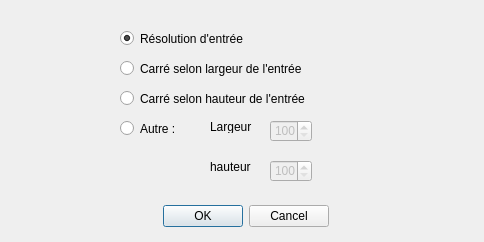
The window that getsize.ui (havetc/OpenFish) describes before a commit, drawn with Qt 5.
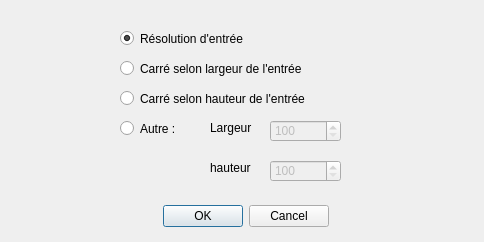
The same window after the commit.

```diff
--- a/getsize.ui
+++ b/getsize.ui
@@ -61,7 +61,7 @@
     <rect>
      <x>270</x>
      <y>120</y>
-     <width>42</width>
+     <width>71</width>
      <height>22</height>
     </rect>
    </property>
@@ -89,7 +89,7 @@
     <rect>
      <x>270</x>
      <y>160</y>
-     <width>42</width>
+     <width>71</width>
      <height>22</height>
     </rect>
    </property>
@@ -108,8 +108,8 @@
     <rect>
      <x>210</x>
      <y>120</y>
-     <width>47</width>
-     <height>13</height>
+     <width>61</width>
+     <height>16</height>
     </rect>
    </property>
    <property name="text">
@@ -121,8 +121,8 @@
     <rect>
      <x>210</x>
      <y>160</y>
-     <width>47</width>
-     <height>13</height>
+     <width>61</width>
+     <height>16</height>
     </rect>
    </property>
    <property name="text">
@@ -134,7 +134,7 @@
     <rect>
      <x>120</x>
      <y>30</y>
-     <width>151</width>
+     <width>201</width>
      <height>17</height>
     </rect>
    </property>
@@ -153,7 +153,7 @@
     <rect>
      <x>120</x>
      <y>60</y>
-     <width>201</width>
+     <width>251</width>
      <height>17</height>
     </rect>
    </property>
@@ -169,7 +169,7 @@
     <rect>
      <x>120</x>
      <y>90</y>
-     <width>191</width>
+     <width>271</width>
      <height>17</height>
     </rect>
    </property>
```
Left out of the diff: 12 changed lines with no effect on the pictures.
